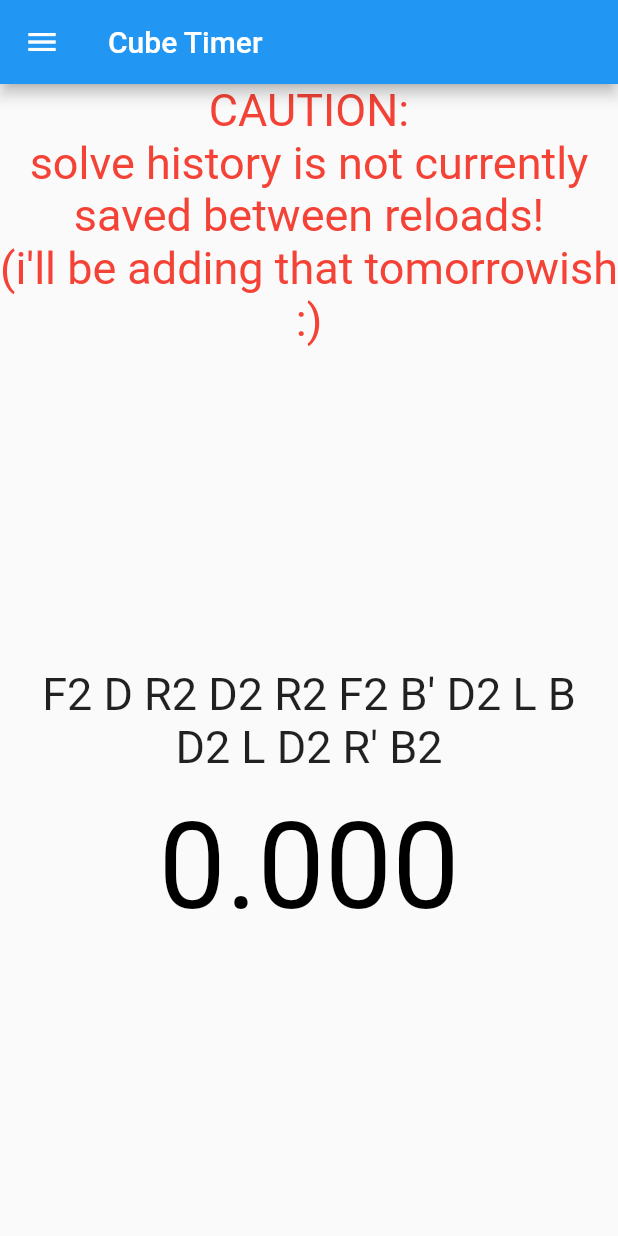
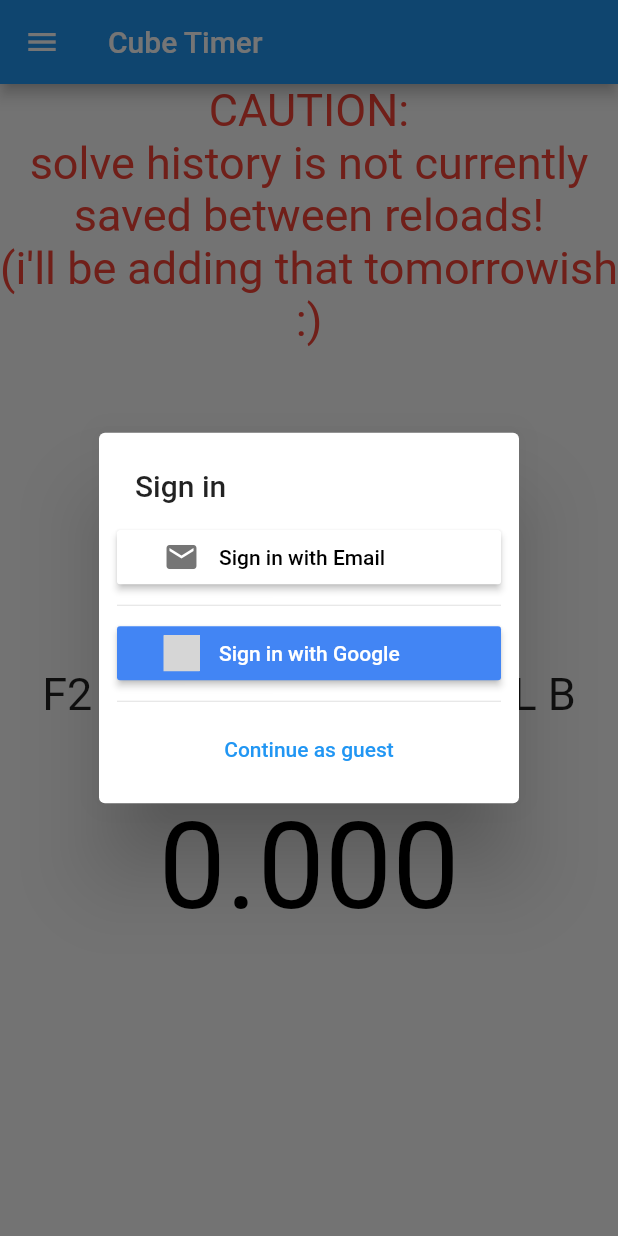
Before and after one commit to B1tWhys/CubeTrainer, a Flutter app: the screen it shows after launch, on a phone screen of 412 x 824 dp. Run offline on Flutter 3.47's test engine with Material 2 defaults, Android fonts, the phone set to English and light mode, and no system bars; our stand-ins replace firebase_auth, firebase_core, flutter_signin_button; accounts and stored records are empty; generated files the repository leaves out were written again; grey boxes are pictures that could not be loaded.

Commit message:
sign in popup in place

```diff
--- a/lib/main.dart
+++ b/lib/main.dart
@@ -1,27 +1,17 @@
-import 'package:cubetrainer/model/scrambler.dart';
-import 'package:cubetrainer/model/settings.dart';
-import 'package:cubetrainer/model/inMemorySolveHistoryImpl.dart';
-import 'package:cubetrainer/model/solveHistory.dart';
-import 'package:cubetrainer/model/timerState.dart';
-import 'package:cubetrainer/screens/timerScreen.dart';
-import 'package:cubetrainer/widgets/settingsWidget.dart';
+import 'package:cubetrainer/widgets/authWidget.dart';
 import 'package:flutter/material.dart';
-import 'package:provider/provider.dart';
-
 import 'package:firebase_core/firebase_core.dart';
+import 'package:firebase_auth/firebase_auth.dart';
+import 'screens/homeScreen.dart';
 
 void main() {
-  runApp(MyApp());
+  runApp(CubeTimer());
 }
 
-class MyApp extends StatelessWidget {
+class CubeTimer extends StatelessWidget {
   final Future<FirebaseApp> _initialization = Firebase.initializeApp();
-  // Future<int> initialize() async {
-  //   await Future.delayed(Duration(seconds: 2));
-  //   return 5;
-  // }
+  final FirebaseAuth auth = FirebaseAuth.instance;
 
-  // This widget is the root of your application.
   @override
   Widget build(BuildContext context) {
     return MaterialApp(
@@ -31,16 +21,17 @@
       ),
       home: FutureBuilder(
         builder: (context, snapshot) {
-            // if (snapshot.hasError) {
-            //   return Center(
-            //       child: Text("Something went wrong. Please reload :/"));
-            // }
+          if (snapshot.hasError) {
+            return Center(
+              child: Text(
+                "Something went wrong. Please refresh\n:/",
+                textAlign: TextAlign.center,
+              ),
+            );
+          }
 
-            // if (snapshot.connectionState == ConnectionState.done) {
-            //   return MyHomePage(title: 'Cube Timer');
-            // }
-            if (snapshot.data != null) {
-              return MyHomePage(title: 'Cube Timer');
+          if (snapshot.connectionState == ConnectionState.done) {
+            return MyHomePage(title: "Cube Timer");
           }
 
           return Center(
@@ -48,38 +39,6 @@
           );
         },
         future: _initialization,
-        ));
-  }
-}
-
-class MyHomePage extends StatefulWidget {
-  MyHomePage({Key key, this.title}) : super(key: key);
-
-  final String title;
-
-  @override
-  _MyHomePageState createState() => _MyHomePageState();
-}
-
-class _MyHomePageState extends State<MyHomePage> {
-  @override
-  Widget build(BuildContext context) {
-    return MultiProvider(
-      providers: [
-        ChangeNotifierProvider(create: (context) => SolveState()),
-        ChangeNotifierProvider(create: (context) => Scrambler()),
-        Provider(create: (context) => Settings()),
-        ChangeNotifierProvider<SolveHistoryInterface>(
-            create: (_) => InMemorySolveHistoryImpl()),
-      ],
-      builder: (context, _) => Scaffold(
-        appBar: AppBar(
-          title: Text(widget.title),
-        ),
-        body: TimerScreen(),
-        drawer: Drawer(
-          child: SettingsWidget(),
-        ),
       ),
     );
   }
--- /dev/null
+++ b/lib/screens/homeScreen.dart
@@ -0,0 +1,61 @@
+import 'package:cubetrainer/model/inMemorySolveHistoryImpl.dart';
+import 'package:cubetrainer/model/scrambler.dart';
+import 'package:cubetrainer/model/settings.dart';
+import 'package:cubetrainer/model/solveHistory.dart';
+import 'package:cubetrainer/model/timerState.dart';
+import 'package:cubetrainer/screens/timerScreen.dart';
+import 'package:cubetrainer/widgets/authWidget.dart';
+import 'package:cubetrainer/widgets/settingsWidget.dart';
+import 'package:firebase_auth/firebase_auth.dart';
+import 'package:flutter/material.dart';
+import 'package:flutter/foundation.dart';
+import 'package:flutter/scheduler.dart';
+import 'package:provider/provider.dart';
+
+class MyHomePage extends StatefulWidget {
+  MyHomePage({Key key, this.title}) : super(key: key);
+
+  final String title;
+
+  @override
+  _MyHomePageState createState() => _MyHomePageState();
+}
+
+class _MyHomePageState extends State<MyHomePage> {
+  bool _signInVisible = false;
+  Widget buildScreen(BuildContext context, AsyncSnapshot authStateSnapshot) {
+    if (authStateSnapshot.data == null && _signInVisible == false) {
+      print("showing alert dialog");
+      _signInVisible = true;
+      SchedulerBinding.instance.addPostFrameCallback((_) => showDialog(
+            context: context,
+            builder: (_) => AuthWidget(),
+            barrierDismissible: false,
+          ).whenComplete(() => _signInVisible = false));
+    }
+
+    return MultiProvider(
+      builder: (context, _) => TimerScreen(),
+      providers: [
+        ChangeNotifierProvider(create: (context) => SolveState()),
+        ChangeNotifierProvider(create: (context) => Scrambler()),
+        Provider(create: (context) => Settings()),
+        ChangeNotifierProvider<SolveHistoryInterface>(
+            create: (_) => InMemorySolveHistoryImpl()),
+      ],
+    );
+  }
+
+  @override
+  Widget build(BuildContext context) {
+    return Scaffold(
+      appBar: AppBar(title: Text(widget.title)),
+      body: StreamBuilder(
+          stream: FirebaseAuth.instance.authStateChanges(),
+          builder: buildScreen),
+      drawer: Drawer(
+        child: SettingsWidget(),
+      ),
+    );
+  }
+}
--- /dev/null
+++ b/lib/widgets/authWidget.dart
@@ -0,0 +1,43 @@
+import 'package:flutter/material.dart';
+import 'package:flutter_signin_button/flutter_signin_button.dart';
+
+class AuthWidget extends StatefulWidget {
+  const AuthWidget({Key key}) : super(key: key);
+
+  @override
+  _AuthWidgetState createState() => _AuthWidgetState();
+}
+
+class _AuthWidgetState extends State<AuthWidget> {
+  String email = null;
+  String password = null;
+
+  @override
+  Widget build(BuildContext context) {
+    TextStyle buttonStyle =
+        TextStyle(color: Colors.black, fontWeight: FontWeight.bold);
+    return SimpleDialog(
+      title: Text("Sign in"),
+      contentPadding: EdgeInsets.all(12),
+      children: [
+        SignInButtonBuilder(
+          text: "Sign in with Email",
+          iconColor: Colors.grey[600],
+          icon: Icons.email,
+          textColor: Colors.black,
+          onPressed: () => print("email auth"),
+          backgroundColor: Colors.white,
+        ),
+        Divider(),
+        SignInButton(
+          Buttons.GoogleDark,
+          onPressed: () => print("google auth"),
+        ),
+        Divider(),
+        TextButton(
+            onPressed: () => print("guest auth"),
+            child: Text("Continue as guest"))
+      ],
+    );
+  }
+}
```
Also changed, not shown: pubspec.yaml (+3 -14 lines), pubspec.lock, 1 other file. Lines whose indentation alone changed are shown as unchanged.
